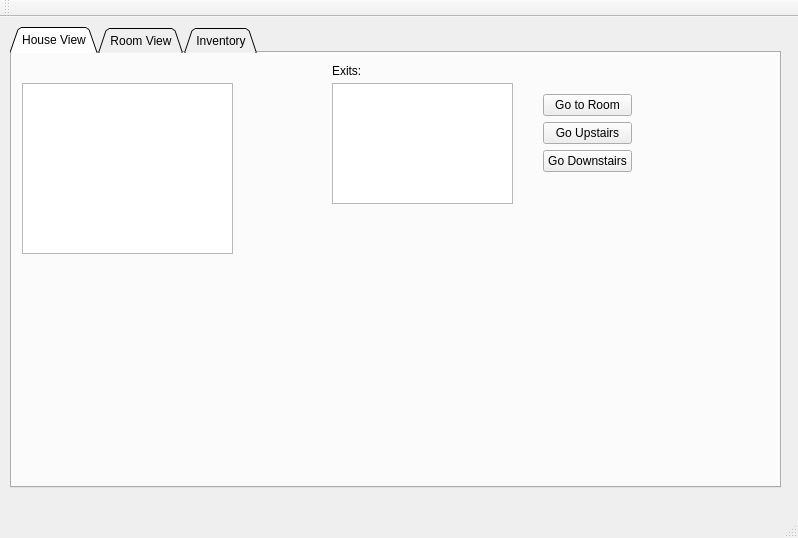
This is mainwindow.ui in Carried-by-Compiler/Event-Driven-Programming-CS4076 as Qt 5 draws it before an edit. The edited form follows.
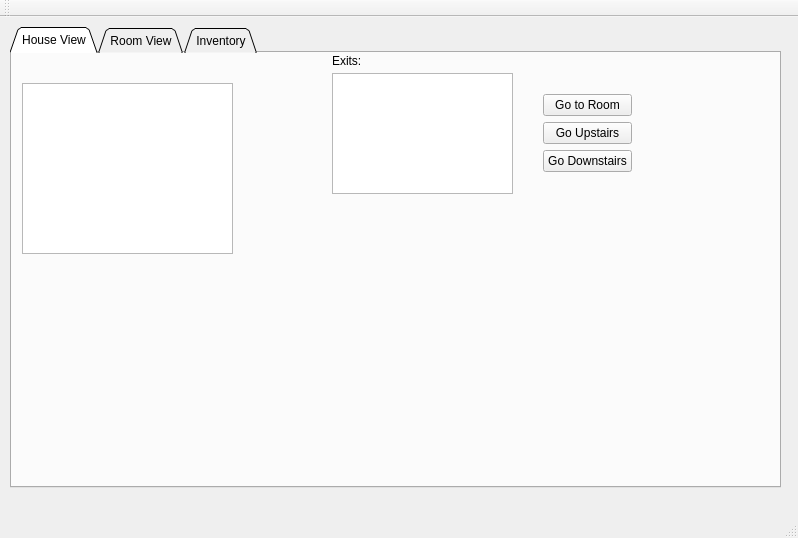
This is the edited form. The open tabs and pages were chosen to show the change.

Commit message: Added resources to accomodate images

Patch:
```diff
--- a/mainwindow.ui
+++ b/mainwindow.ui
@@ -62,7 +62,7 @@
       <property name="geometry">
        <rect>
         <x>320</x>
-        <y>30</y>
+        <y>20</y>
         <width>181</width>
         <height>121</height>
        </rect>
@@ -72,7 +72,7 @@
       <property name="geometry">
        <rect>
         <x>320</x>
-        <y>10</y>
+        <y>0</y>
         <width>241</width>
         <height>16</height>
        </rect>
@@ -81,7 +81,7 @@
        <string>Exits:</string>
       </property>
      </widget>
-     <widget class="QWidget" name="">
+     <widget class="QWidget" name="layoutWidget">
       <property name="geometry">
        <rect>
         <x>520</x>
@@ -123,6 +123,19 @@
        </item>
       </layout>
      </widget>
+     <widget class="QLabel" name="mapImage">
+      <property name="geometry">
+       <rect>
+        <x>250</x>
+        <y>150</y>
+        <width>500</width>
+        <height>281</height>
+       </rect>
+      </property>
+      <property name="text">
+       <string/>
+      </property>
+     </widget>
     </widget>
     <widget class="QWidget" name="tab_2">
      <attribute name="title">
```
Left out of the diff: 2 changed lines with no effect on the pictures. The commit also changes 7 other files.
